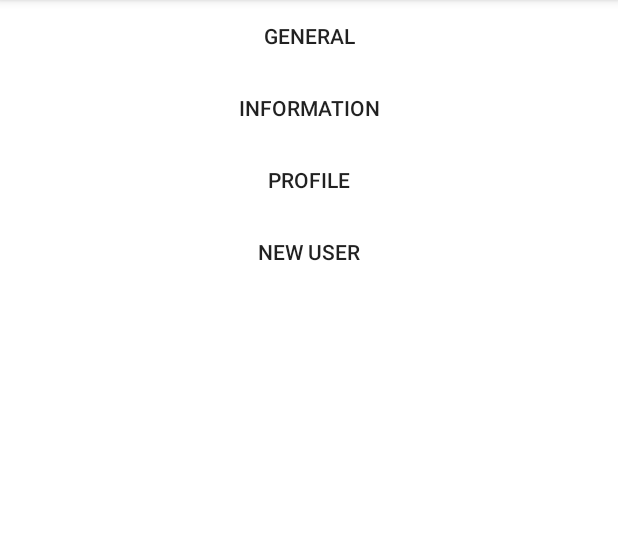
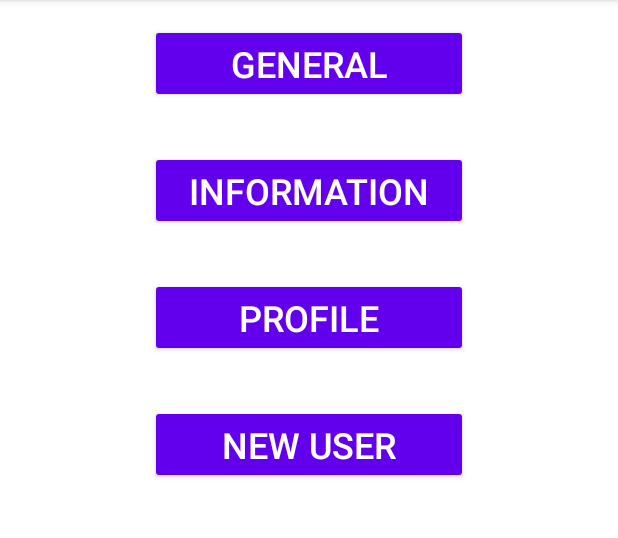
Before and after one commit to manufloresuwu/TimeManager, an Android app: the Configurations screen opened directly, with no data from a screen before it, on a phone screen of 412 x 824 dp, the part 84-622 px from its top. Run offline under Robolectric (Android 15) with nearby library versions, the phone set to English and light mode, and no system bars.

Commit message:
arreglando parte jaime(algo)

```diff
--- a/app/src/main/res/layout/activity_configurations.xml
+++ b/app/src/main/res/layout/activity_configurations.xml
@@ -10,32 +10,48 @@
         android:id="@+id/general"
         android:layout_width="match_parent"
         android:layout_height="wrap_content"
-        android:background="?attr/selectableItemBackground"
-        android:text="@string/general"
-        android:onClick="general"/>
+        android:layout_marginHorizontal="100dp"
+        android:layout_marginVertical="16dp"
+        android:backgroundTint="@color/colorPrimary"
+        android:onClick="general"
+        android:text="@string/config_gral"
+        android:textColor="#FFFFFF"
+        android:textSize="24sp" />
 
     <Button
         android:id="@+id/bti"
         android:layout_width="match_parent"
         android:layout_height="wrap_content"
-        android:background="?attr/selectableItemBackground"
-        android:text="@string/information"
-        android:onClick="information"/>
+        android:layout_marginHorizontal="100dp"
+        android:layout_marginVertical="16dp"
+        android:backgroundTint="@color/colorPrimary"
+        android:onClick="information"
+        android:text="@string/config_information"
+        android:textColor="#FFFFFF"
+        android:textSize="24sp" />
 
     <Button
         android:id="@+id/btc"
         android:layout_width="match_parent"
         android:layout_height="wrap_content"
-        android:background="?attr/selectableItemBackground"
-        android:text="@string/perfil"
-        android:onClick="perfil"/>
+        android:layout_marginHorizontal="100dp"
+        android:layout_marginVertical="16dp"
+        android:backgroundTint="@color/colorPrimary"
+        android:onClick="perfil"
+        android:text="@string/config_profile"
+        android:textColor="#FFFFFF"
+        android:textSize="24sp" />
 
     <Button
         android:id="@+id/btnew"
         android:layout_width="match_parent"
         android:layout_height="wrap_content"
-        android:background="?attr/selectableItemBackground"
-        android:text="@string/new_user"
-        android:onClick="usuario"/>
+        android:layout_marginHorizontal="100dp"
+        android:layout_marginVertical="16dp"
+        android:backgroundTint="@color/colorPrimary"
+        android:onClick="usuario"
+        android:text="@string/config_newuser"
+        android:textColor="#FFFFFF"
+        android:textSize="24sp" />
 
 </LinearLayout>
--- a/app/src/main/res/layout/general.xml
+++ b/app/src/main/res/layout/general.xml
@@ -19,9 +19,9 @@
         android:id="@+id/btn"
         android:layout_width="300dp"
         android:layout_height="50dp"
+        android:onClick="sigueinte2"
         android:text="Notificaciones"
         tools:layout_editor_absoluteX="17dp"
-        tools:layout_editor_absoluteY="70dp"
-        android:onClick="sigueinte2"/>
+        tools:layout_editor_absoluteY="70dp" />
 
 </LinearLayout>
--- a/app/src/main/res/values/strings.xml
+++ b/app/src/main/res/values/strings.xml
@@ -38,8 +38,6 @@
     <string name="profile_password">Password</string>
     <string name="profile_name">Name</string>
     <string name="profile_nickname">Nickname</string>
-    <string name="profile_age">Age</string>
-    <string name="profile_gender">Gender</string>
 
     <!-- Strings used for fragments for navigation -->
     <string name="first_fragment_label" translatable="false">First Fragment</string>
@@ -53,12 +51,6 @@
     <!--Things to do-->
     <string name="time">Time</string>
 
-
-    <!--Configuration-->
-    <string name="general">General</string>
-    <string name="information">Information</string>
-    <string name="perfil">Profile</string>
-    <string name="new_user">New User</string>
 
     <!-- Notification -->
     <string name="get_notifications">Get Notifications</string>
@@ -94,4 +86,15 @@
     <string name="register_gender_nonbinary">Gender Nonbinary</string>
     <string name="action_settings" translatable="false">action settings</string>
 
+    <!-- Edit info -->
+    <string name="editinfo_guardar">Save</string>
+    <string name="editinfo_newpass">New Password</string>
+    <string name="editinfo_actualpass">Actual Password</string>
+
+    <!-- Configuration -->
+    <string name="config_information">Information</string>
+    <string name="config_newuser">New User</string>
+    <string name="config_gral">General</string>
+    <string name="config_profile">Profile</string>
+
 </resources>
```
Also changed, not shown: app/src/main/res/layout/activity_editar_informacion.xml (+27 -10 lines).
